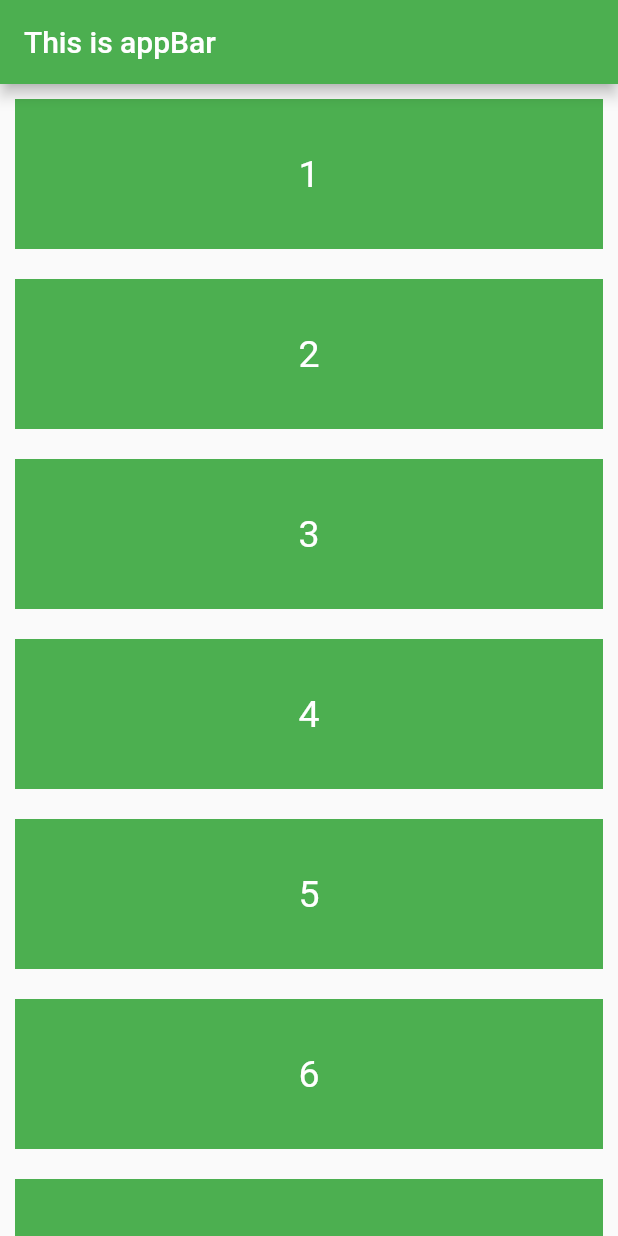
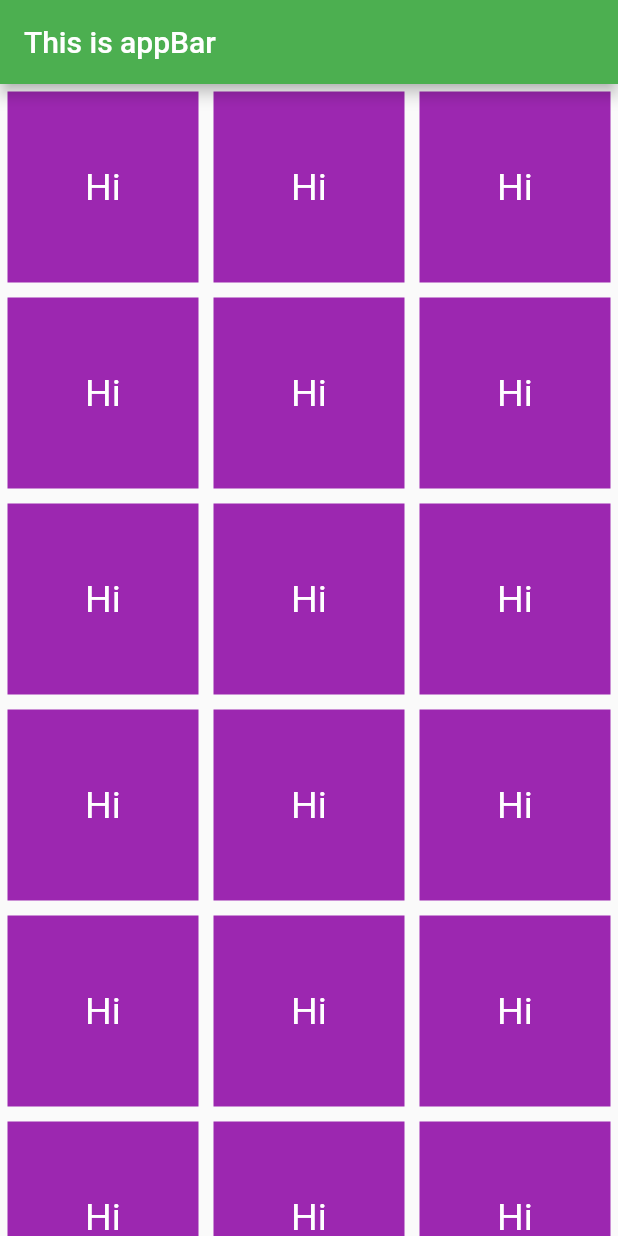
Before and after one commit to shamilirfan/learningFlutter, a Flutter app: the screen it shows after launch, on a phone screen of 412 x 824 dp. Run offline on Flutter 3.47's test engine with Material 3 defaults, Android fonts, the phone set to English and light mode, and no system bars.

Commit message:
GridView

```diff
--- a/lib/main.dart
+++ b/lib/main.dart
@@ -35,23 +35,25 @@ class HomePage extends StatelessWidget {
         title: Text("This is appBar", style: TextStyle(color: Colors.white)),
         backgroundColor: Colors.green,
       ),
-      body: ListView.builder(
-        scrollDirection: Axis.vertical,
-        itemCount: 20,
-        itemBuilder: (BuildContext context, int index) {
-          return Container(
-            width: 500,
-            height: 100,
-            margin: EdgeInsets.all(10),
-            color: Colors.green,
-            child: Center(
-              child: Text(
-                '${index + 1}',
-                style: TextStyle(fontSize: 25, color: Colors.white),
+      body: GridView(
+        gridDelegate: SliverGridDelegateWithFixedCrossAxisCount(
+          crossAxisCount: 3,
+        ),
+        children: [
+          for (int i = 0; i < 20; i++)
+            Container(
+              width: 100,
+              height: 100,
+              margin: EdgeInsets.all(5),
+              color: Colors.purple,
+              child: Center(
+                child: Text(
+                  'Hi',
+                  style: TextStyle(fontSize: 25, color: Colors.white),
+                ),
               ),
             ),
-          );
-        },
+        ],
       ),
     );
   }
```
